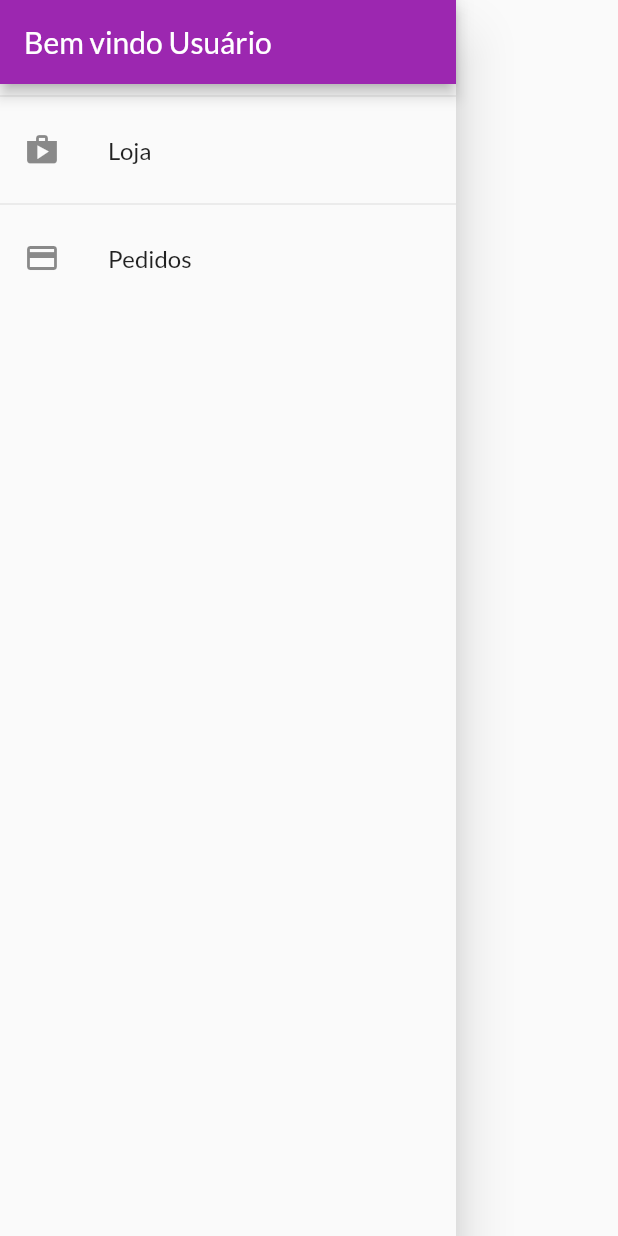
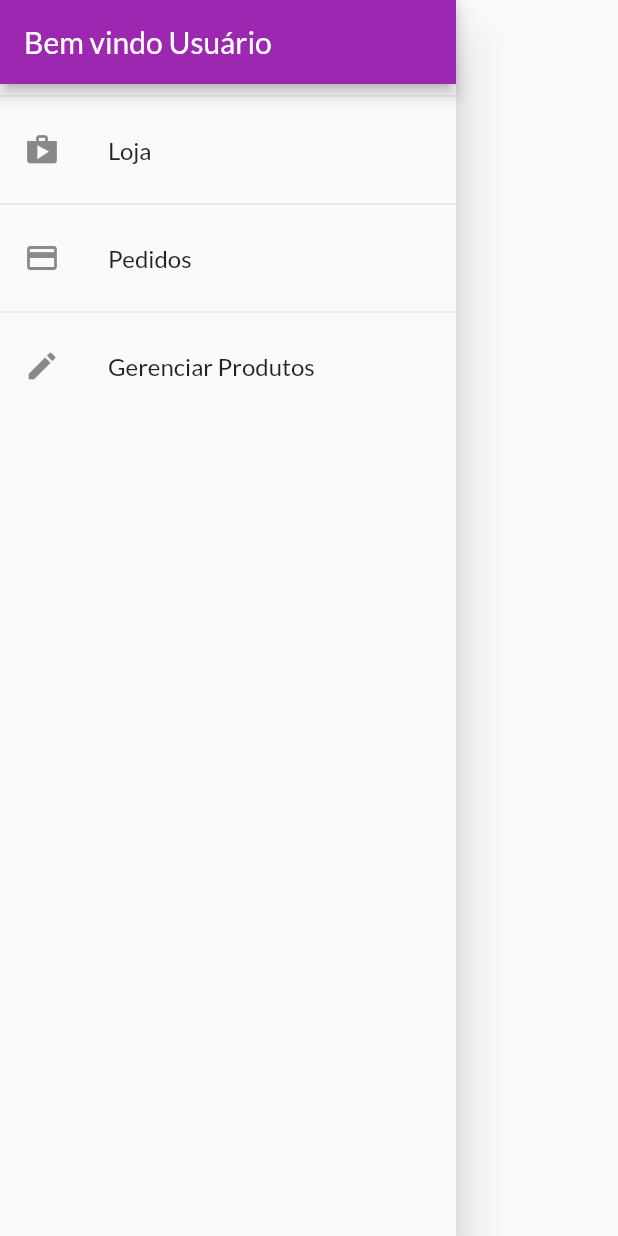
Before and after one commit to ranielison/Cod3r-Shop, a Flutter app: the AppDrawer widget shown alone on an empty page, opened directly, on a phone screen of 412 x 824 dp. Run offline on Flutter 3.47's test engine with Material 2 defaults, Android fonts, the phone set to English and light mode, and no system bars; network calls fail.

Commit message:
Criando tela de gerenciar produtos

```diff
--- a/lib/main.dart
+++ b/lib/main.dart
@@ -8,6 +8,7 @@ import 'package:shop/views/cart_screen.dart';
 import 'package:shop/views/orders_screen.dart';
 import 'package:shop/views/product_detail_screen.dart';
 import 'package:shop/views/products_overview_screen.dart';
+import 'package:shop/views/products_screen.dart';
 
 void main() => runApp(MyApp());
 
@@ -39,6 +40,7 @@ class MyApp extends StatelessWidget {
           AppRoutes.PRODUCT_DETAIL: (ctx) => ProductDetailScreen(),
           AppRoutes.CART: (ctx) => CartScreen(),
           AppRoutes.ORDERS: (ctx) => OrdersScreen(),
+          AppRoutes.PRODUCTS: (ctx) => ProductsScreen(),
         },
       ),
     );
--- a/lib/providers/products.dart
+++ b/lib/providers/products.dart
@@ -6,6 +6,8 @@ class Products with ChangeNotifier {
   List<Product> _items = DUMMY_PRODUCTS;
 
   //bool _showFavoriteOnly = false;
+
+  int get itemsCount => _items.length;
 
   List<Product> get items {
     /*if (_showFavoriteOnly) {
--- a/lib/utils/app_routes.dart
+++ b/lib/utils/app_routes.dart
@@ -3,4 +3,5 @@ class AppRoutes {
   static const PRODUCT_DETAIL = '/product-detail';
   static const CART = '/cart';
   static const ORDERS = '/orders';
+  static const PRODUCTS = '/products';
 }
--- a/lib/widgets/app_drawer.dart
+++ b/lib/widgets/app_drawer.dart
@@ -26,7 +26,17 @@ class AppDrawer extends StatelessWidget {
             onTap: () {
               Navigator.of(context).pushReplacementNamed(AppRoutes.ORDERS);
             },
-          )
+          ),
+          Divider(),
+          ListTile(
+            leading: Icon(Icons.edit),
+            title: Text('Gerenciar Produtos'),
+            onTap: () {
+              Navigator.of(context).pushReplacementNamed(
+                AppRoutes.PRODUCTS,
+              );
+            },
+          ),
         ],
       ),
     );
```
Also changed, not shown: lib/views/products_screen.dart (added, +31 -0 lines).
